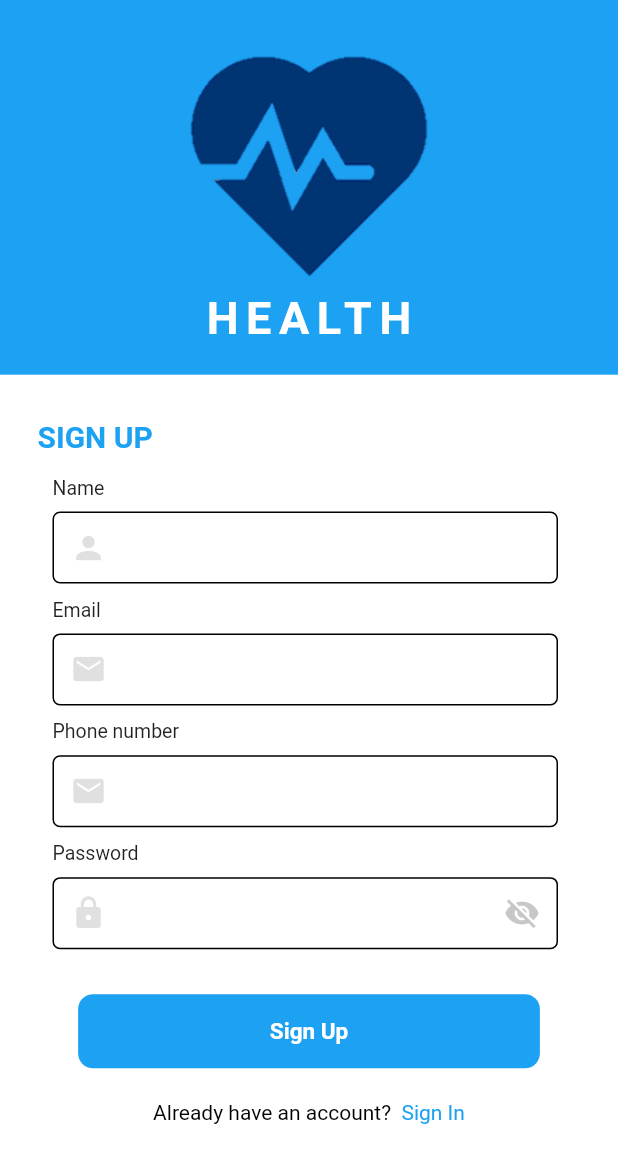
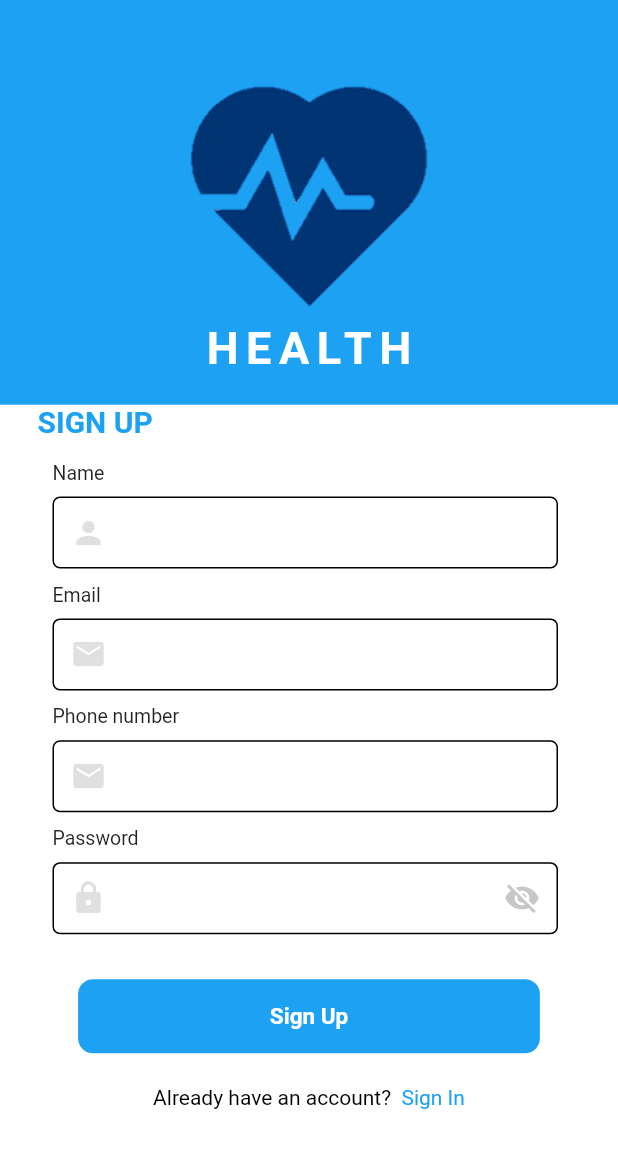
Before and after one commit to sashad97/medical_appointment, a Flutter app: the screen it shows after launch, after a tap on "Login", after a tap on "Sign Up", on a phone screen of 412 x 824 dp. Shown: the top 1163 px of the screen. Run offline on Flutter 3.47's test engine with Material 2 defaults, Android fonts, the phone set to English and light mode, and no system bars; our stand-ins replace animated_splash_screen, another_flushbar, cloud_firestore, connectivity, firebase_auth, firebase_core and 9 more; missing offline and left inert: ars_progress_dialog; accounts and stored records are empty; Roboto replaces fonts that are missing (Caros).

Commit message:
new_commit

```diff
--- a/lib/core/services/auth_service.dart
+++ b/lib/core/services/auth_service.dart
@@ -5,6 +5,7 @@ import 'package:health/utils/constants/helpers.dart';
 import 'package:health/utils/constants/locator.dart';
 import 'package:health/utils/dialogeManager/dialogModels.dart';
 import 'package:health/utils/dialogeManager/dialogService.dart';
+import 'package:health/utils/enums.dart';
 import 'package:health/utils/router/navigationService.dart';
 import 'package:health/utils/router/routeNames.dart';
 import 'package:shared_preferences/shared_preferences.dart';
@@ -17,6 +18,9 @@ class AuthService {
   ProgressResponse response;
   String _name;
   String get name => _name;
+
+  String _uid;
+  String get uid => _uid;
 
   String _phoneNumber;
   String get phoneNumber => _phoneNumber;
@@ -31,21 +35,20 @@ class AuthService {
   }
 
   // GET CURRENT USER
-  Future<User> getCurrentUser() async {
+  Future getCurrentUser() async {
     User user = FirebaseAuth.instance.currentUser;
-    if (user.displayName != null) {
+    if (user != null) {
       print('the user id is ${user.uid.toString()}');
-      String userIdentity = user.uid.toString();
-      String userName = user.displayName.toString();
+      _name = user.displayName.toString();
+      _uid = user.uid.toString();
       SharedPreferences prefs = await SharedPreferences.getInstance();
-      prefs.setString('userIdentity', userIdentity);
+      prefs.setString('userIdentity', uid);
       // prefs.setString('password', password);
-      prefs.setString('userName', userName);
-      _name = user.displayName.toString();
-      return user;
+      prefs.setString('userName', user.displayName.toString());
+      return LoggedInStatus.loggedIn;
     } else {
       print('error');
-      return user;
+      return LoggedInStatus.loggedOut;
     }
   }
 
@@ -133,13 +136,12 @@ class AuthService {
           _progressService.dialogComplete(response);
           _firebaseAuth.authStateChanges().listen((user) async {
             if (user.displayName != null) {
-              String userIdentity = user.uid.toString();
-              String name = user.displayName.toString();
+              _name = user.displayName.toString();
+              _uid = user.uid.toString();
               SharedPreferences prefs = await SharedPreferences.getInstance();
-              prefs.setString('userIdentity', userIdentity);
+              prefs.setString('userIdentity', uid);
               prefs.setString('password', password);
-              prefs.setString('name', name);
-              _name = user.displayName.toString();
+              prefs.setString('name', user.displayName.toString());
             }
           });
           _navigationService.navigateReplacementTo(HomePageRoute);
@@ -168,14 +170,9 @@ class AuthService {
 
   // Sign Out
   signOut() async {
-    String userIdentity = '';
-    String password = '';
-    String userName = '';
+    await _firebaseAuth.signOut().then((value) => onAuthStateChanged);
     SharedPreferences prefs = await SharedPreferences.getInstance();
-    prefs.setString('userIdentity', userIdentity);
-    prefs.setString('password', password);
-    prefs.setString('userName', userName);
-    return _firebaseAuth.signOut();
+    prefs.clear();
   }
 
   // Reset Password
--- /dev/null
+++ b/lib/utils/enums.dart
@@ -0,0 +1 @@
+enum LoggedInStatus { loggedIn, loggedOut }
--- a/lib/view/authViews/SignUp/signup.dart
+++ b/lib/view/authViews/SignUp/signup.dart
@@ -31,10 +31,10 @@ class _SignUpViewState extends State<SignUpView> {
             onTap: () {
               FocusScope.of(context).unfocus();
             },
-            child: SafeArea(
             child: Scaffold(
                 body: SingleChildScrollView(
                     child: Container(
+                        padding: EdgeInsets.only(top: 20),
                         decoration:
                             BoxDecoration(color: AppColors.primaryColor),
                         height: Responsive.height(1, context),
@@ -45,8 +45,7 @@ class _SignUpViewState extends State<SignUpView> {
                             width: Responsive.width(1, context),
                             child: Image.asset(
                               'asset/images/health.png',
-                                  height:
-                                      MediaQuery.of(context).size.height * 0.2,
+                              height: MediaQuery.of(context).size.height * 0.2,
                               alignment: Alignment.center,
                             ),
                           ),
@@ -68,8 +67,8 @@ class _SignUpViewState extends State<SignUpView> {
                                 //     topRight: Radius.circular(50)),
                               ),
                               child: Padding(
-                                    padding: const EdgeInsets.fromLTRB(
-                                        15, 0, 15, 15),
+                                padding:
+                                    const EdgeInsets.fromLTRB(15, 0, 15, 15),
                                 child: Form(
                                   key: formKey,
                                   autovalidateMode:
@@ -78,12 +77,8 @@ class _SignUpViewState extends State<SignUpView> {
                                       shrinkWrap: true,
                                       scrollDirection: Axis.vertical,
                                       children: [
-                                            SizedBox(
-                                              height: 30,
-                                            ),
                                         Padding(
-                                              padding:
-                                                  const EdgeInsets.symmetric(
+                                          padding: const EdgeInsets.symmetric(
                                               horizontal: 10.0),
                                           child: Text('SIGN UP',
                                               style: headertextStyle,
@@ -168,8 +163,7 @@ class _SignUpViewState extends State<SignUpView> {
                                             child: Text('Sign Up',
                                                 style: buttonTextStyle),
                                             onPressed: () {
-                                                  FocusScope.of(context)
-                                                      .unfocus();
+                                              FocusScope.of(context).unfocus();
                                               model.submit(
                                                   formKey,
                                                   email,
@@ -179,8 +173,7 @@ class _SignUpViewState extends State<SignUpView> {
                                             }),
                                         SizedBox(height: 5),
                                         SizedBox(
-                                                height:
-                                                    Responsive.sizeboxheight(
+                                            height: Responsive.sizeboxheight(
                                                 context)),
                                         Row(
                                           mainAxisAlignment:
@@ -198,8 +191,7 @@ class _SignUpViewState extends State<SignUpView> {
                                               child: Text(
                                                 'Sign In',
                                                 style: TextStyle(
-                                                      color: AppColors
-                                                          .primaryColor,
+                                                  color: AppColors.primaryColor,
                                                   // fontWeight: FontWeight.bold
                                                 ),
                                               ),
@@ -211,7 +203,7 @@ class _SignUpViewState extends State<SignUpView> {
                               ),
                             ),
                           )
-                            ]))))),
+                        ])))),
           );
         });
   }
--- a/lib/view/authViews/login/loginpage.dart
+++ b/lib/view/authViews/login/loginpage.dart
@@ -29,10 +29,10 @@ class _LogInPageState extends State<LogInPage> {
             onTap: () {
               FocusScope.of(context).unfocus();
             },
-            child: SafeArea(
             child: Scaffold(
                 body: SingleChildScrollView(
                     child: Container(
+                        padding: EdgeInsets.only(top: 20),
                         decoration:
                             BoxDecoration(color: AppColors.primaryColor),
                         height: Responsive.height(1, context),
@@ -59,8 +59,7 @@ class _LogInPageState extends State<LogInPage> {
                                 Image.asset(
                                   'asset/images/health.png',
                                   height:
-                                          MediaQuery.of(context).size.height *
-                                              0.2,
+                                      MediaQuery.of(context).size.height * 0.2,
                                   alignment: Alignment.center,
                                 ),
                                 Text('HEALTH',
@@ -83,17 +82,13 @@ class _LogInPageState extends State<LogInPage> {
                               //     topRight: Radius.circular(50)),
                             ),
                             child: Padding(
-                                  padding:
-                                      const EdgeInsets.fromLTRB(15, 0, 15, 0),
+                              padding: const EdgeInsets.fromLTRB(15, 0, 15, 0),
                               child: Form(
                                 key: formKey,
                                 child: ListView(
                                     shrinkWrap: true,
                                     scrollDirection: Axis.vertical,
                                     children: [
-                                          SizedBox(
-                                            height: 50,
-                                          ),
                                       Padding(
                                         padding: const EdgeInsets.symmetric(
                                             horizontal: 10.0),
@@ -152,8 +147,8 @@ class _LogInPageState extends State<LogInPage> {
                                       Align(
                                         alignment: Alignment.centerRight,
                                         child: Padding(
-                                              padding: const EdgeInsets.only(
-                                                  right: 20),
+                                          padding:
+                                              const EdgeInsets.only(right: 20),
                                           child: InkWell(
                                             onTap: () {
                                               model.forgetPasswordDialog(
@@ -162,8 +157,7 @@ class _LogInPageState extends State<LogInPage> {
                                             child: Text(
                                               'Forgot password?',
                                               style: TextStyle(
-                                                    color:
-                                                        AppColors.primaryColor,
+                                                color: AppColors.primaryColor,
                                                 // fontWeight: FontWeight.bold
                                               ),
                                             ),
@@ -175,8 +169,7 @@ class _LogInPageState extends State<LogInPage> {
                                           child: Text('Login',
                                               style: buttonTextStyle),
                                           onPressed: () {
-                                                FocusScope.of(context)
-                                                    .unfocus();
+                                            FocusScope.of(context).unfocus();
                                             model.submit(formKey);
                                           }),
                                       SizedBox(height: 5),
@@ -199,8 +192,7 @@ class _LogInPageState extends State<LogInPage> {
                                             child: Text(
                                               'Sign Up',
                                               style: TextStyle(
-                                                    color:
-                                                        AppColors.primaryColor,
+                                                color: AppColors.primaryColor,
                                                 // fontWeight: FontWeight.bold
                                               ),
                                             ),
@@ -211,7 +203,7 @@ class _LogInPageState extends State<LogInPage> {
                               ),
                             ),
                           )),
-                            ]))))),
+                        ])))),
           );
         });
   }
--- a/lib/view/sideNav/sideNav_view_model.dart
+++ b/lib/view/sideNav/sideNav_view_model.dart
@@ -25,8 +25,8 @@ class SideNavViewModel extends BaseModel {
     return launch("tel://+2348035853226");
   }
 
-  void signout() {
-    _authentication.signOut();
+  void signout() async {
+    await _authentication.signOut();
     _navigationService.navigateReplacementTo(SignInPageRoute);
   }
 }
--- a/lib/view/splashscreens/splashscreen_view.dart
+++ b/lib/view/splashscreens/splashscreen_view.dart
@@ -1,6 +1,7 @@
 import 'package:animated_splash_screen/animated_splash_screen.dart';
 import 'package:flutter/material.dart';
 import 'package:health/utils/constants/colors.dart';
+import 'package:health/utils/enums.dart';
 import 'package:health/view/authViews/login/loginpage.dart';
 import 'package:health/view/homepage/homepage.dart';
 import 'package:health/view/splashscreens/splashscreen_view_model.dart';
@@ -13,6 +14,7 @@ class SplashscreenView extends StatelessWidget {
   Widget build(BuildContext context) {
     return ViewModelProvider<SplashscreenViewModel>.withConsumer(
         viewModelBuilder: () => SplashscreenViewModel(),
+        onModelReady: (v) => v.isuserloggedin(),
         builder: (context, model, child) {
           return SingleChildScrollView(
             child: Container(
@@ -47,9 +49,8 @@ class SplashscreenView extends StatelessWidget {
                   splashIconSize: 200,
                   splashTransition: SplashTransition.scaleTransition,
                   nextScreen: FutureBuilder<dynamic>(
-                    future: model.isuserloggedin(),
                     builder: (context, snapshot) {
-                      if (!snapshot.hasData) {
+                      if (model.status == LoggedInStatus.loggedOut) {
                         return LogInPage();
                       } else {
                         return Homepage();
--- a/lib/view/splashscreens/splashscreen_view_model.dart
+++ b/lib/view/splashscreens/splashscreen_view_model.dart
@@ -1,11 +1,34 @@
 import 'package:health/core/services/auth_service.dart';
 import 'package:health/utils/baseModel/baseModel.dart';
+import 'package:health/utils/constants/helpers.dart';
 import 'package:health/utils/constants/locator.dart';
+import 'package:health/utils/dialogeManager/dialogService.dart';
+import 'package:health/utils/enums.dart';
 
 class SplashscreenViewModel extends BaseModel {
   final AuthService _authentication = locator<AuthService>();
-
-  isuserloggedin() {
-    return _authentication.getCurrentUser();
+  final ProgressService _progressService = locator<ProgressService>();
+  LoggedInStatus _status;
+  LoggedInStatus get status => _status;
+  isuserloggedin() async {
+    try {
+      checkSession().then((value) async {
+        var isConnected = await checkInternet();
+        if (isConnected == false) {
+          _status = LoggedInStatus.loggedOut;
+          _progressService.showDialog(
+              title: 'No Connection!',
+              description: 'Please check your internet connection!');
+        } else {
+          var data = await _authentication.getCurrentUser();
+          print(data);
+          _status = data;
+        }
+        notifyListeners();
+      });
+    } catch (e) {
+      _status = LoggedInStatus.loggedOut;
+      notifyListeners();
+    }
   }
 }
```
Also changed, not shown: lib/core/services/firestoreServices.dart (+13 -14 lines), lib/view/widget/custom_history_Tile.dart (+7 -7 lines), 1 other file. Lines whose indentation alone changed are shown as unchanged.
